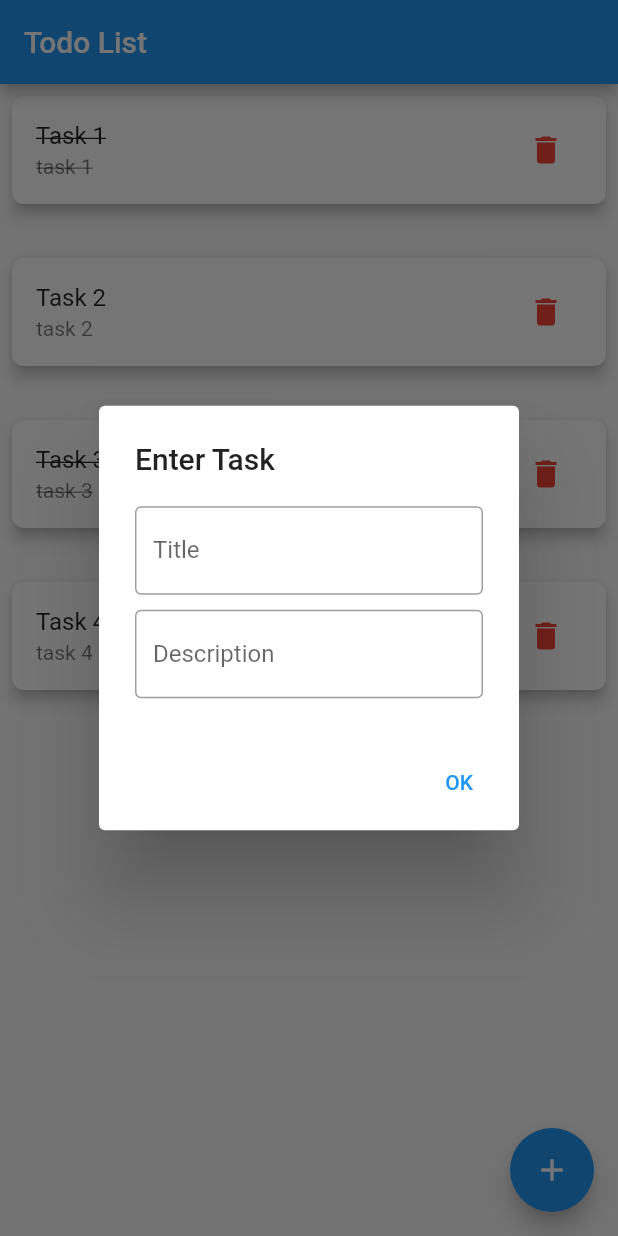
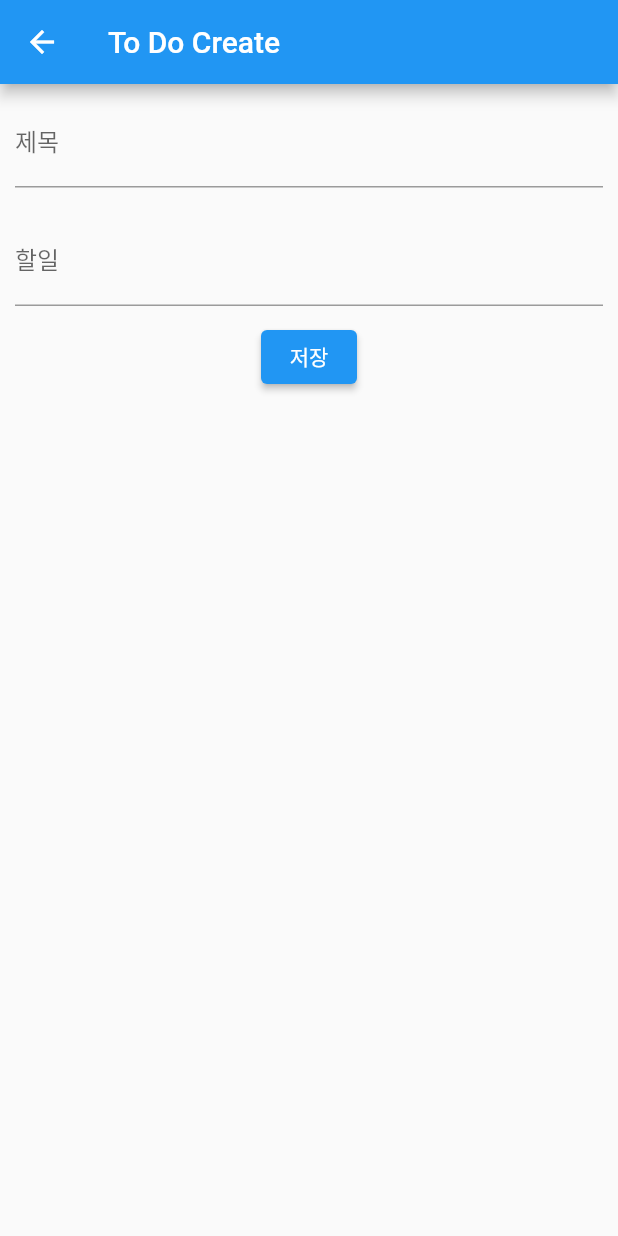
Before and after one commit to labyrinth30/flutter-todo-list, a Flutter app: the screen it shows after launch, after a tap on the "add" icon, on a phone screen of 412 x 824 dp. Run offline on Flutter 3.47's test engine with Material 2 defaults, Android fonts, the phone set to English and light mode, and no system bars; our stand-ins replace sqflite; accounts and stored records are empty.

Commit message:
sqflite 사용

```diff
--- /dev/null
+++ b/lib/Model/todo.dart
@@ -0,0 +1,31 @@
+class Todo {
+  //데이터 모델 정의
+  int? id;
+  String? title;
+  String? content;
+  int? hasFinished;
+
+  Todo({
+    this.id,
+    this.title,
+    this.content,
+    this.hasFinished,
+  });
+
+  Todo.fromMap(Map<String, dynamic> map) {
+    //Map을 객체로 만들어 주는 named constructor
+    id = map['id'];
+    title = map['title'];
+    content = map['content'];
+    hasFinished = map['hasFinished'];
+  }
+
+  Map<String, dynamic> toMap() {
+    return {
+      'id': id,
+      'title': title,
+      'content': content,
+      'hasFinished': hasFinished,
+    };
+  }
+}
--- /dev/null
+++ b/lib/Util/todo_sqlite_database_provider.dart
@@ -0,0 +1,61 @@
+// ignore_for_file: constant_identifier_names
+
+import '../Model/todo.dart';
+import 'package:sqflite/sqflite.dart';
+import 'package:path/path.dart';
+
+class TodoSQLiteDatabaseProvider {
+  static const String DATABASE_FILENAME = "todo_database.db";
+  static const String TODOS_TABLENAME = "todos";
+
+  static TodoSQLiteDatabaseProvider databaseProvider =
+      TodoSQLiteDatabaseProvider._();
+  static Database? _database; //데이터베이스 객체
+
+  TodoSQLiteDatabaseProvider._(); //생성자
+
+  static TodoSQLiteDatabaseProvider getDatabaseProvider() =>
+      databaseProvider; //databaseProvider 반환 함수
+
+  Future<Database> _getDatabase() async {
+    return _database ??=
+        await _initDatabase(); //null인 경우 _initDatabase()의 반환값을 _database에 저장하고 반환
+  }
+
+  Future<Database> _initDatabase() async {
+    //DB 초기화
+    return openDatabase(join(await getDatabasesPath(), DATABASE_FILENAME),
+        version: 1, onCreate: (db, version) {
+      return db.execute(
+          "CREATE TABLE $TODOS_TABLENAME(id INTEGER PRIMARY KEY, title TEXT, content TEXT, hasFinished INT)");
+    });
+  }
+
+  Future<void> insertTodo(Todo todo) async {
+    Database database = await _getDatabase();
+    database.insert(TODOS_TABLENAME, todo.toMap(),
+        conflictAlgorithm: ConflictAlgorithm.replace);
+  }
+
+  Future<List<Todo>> getTodos() async {
+    Database database = await _getDatabase();
+    var maps = await database.query(TODOS_TABLENAME);
+
+    List<Todo> todoList = List.empty(growable: true);
+    for (Map<String, dynamic> map in maps) {
+      todoList.add(Todo.fromMap(map)); //Map을 객체로 변환 후 todoList에 추가
+    }
+    return todoList;
+  }
+
+  Future<void> updateTodo(Todo todo) async {
+    Database database = await _getDatabase();
+    database.update(TODOS_TABLENAME, todo.toMap(),
+        where: 'id = ?', whereArgs: [todo.id]);
+  }
+
+  Future<void> deleteTodo(Todo todo) async {
+    Database database = await _getDatabase();
+    database.delete(TODOS_TABLENAME, where: 'id = ?', whereArgs: [todo.id]);
+  }
+}
--- a/lib/database/dao/todo_dao.dart
+++ /dev/null
@@ -1,24 +0,0 @@
-import 'dart:async';
-import 'package:todo_list/database/database.dart';
-import 'package:todo_list/model/todo_model.dart';
-
-class TodoDao {
-  final dbProvider = DatabaseProvider.provider;
-
-  Future<int> createTodo(Todo todo) async {
-    final db = await dbProvider.database;
-    final result = db.insert(todoTable, todo.toDatabaseJson());
-    return result;
-  }
-
-  Future<List<Todo>> getTodoList() async {
-    final db = await dbProvider.database;
-
-    List<Map<String, dynamic>> result = await db.query(todoTable);
-    List<Todo> todoList = result.isNotEmpty
-        ? result.map((item) => Todo.fromDatabaseJson(item)).toList()
-        : [];
-
-    return todoList;
-  }
-}
--- a/lib/main.dart
+++ b/lib/main.dart
@@ -1,8 +1,10 @@
 import 'package:flutter/material.dart';
-import 'package:todo_list/screen/main_screen.dart';
+import 'package:todo_list/Util/todo_sqlite_database_provider.dart';
+import 'package:todo_list/todo_create.dart';
+import 'package:todo_list/todo_finished.dart';
+import 'material_main.dart';
 
 void main() {
-  // 앱 실행을 시작하는 지점
   runApp(const MyApp());
 }
 
@@ -11,16 +13,20 @@ class MyApp extends StatelessWidget {
 
   @override
   Widget build(BuildContext context) {
-    return GestureDetector(
-      // 화면의 어떤 부분이든 터치하면 키보드가 숨겨짐
-      onTap: () {
-        FocusManager.instance.primaryFocus?.unfocus();
+    TodoSQLiteDatabaseProvider databaseProvider =
+        TodoSQLiteDatabaseProvider.getDatabaseProvider();
+    return MaterialApp(
+      title: 'Flutter Demo',
+      theme: ThemeData(
+        primarySwatch: Colors.blue,
+      ),
+      initialRoute: '/',
+      routes: {
+        '/': (context) => MaterialMain(
+            title: 'To Do List', databaseProvider: databaseProvider),
+        '/create': (context) => const TodoCreate(title: 'To Do Create'),
+        '/finished': (context) => const TodoFinished(title: 'To Do Finished'),
       },
-      // 앱의 루트 위젯으로 MaterialApp을 사용
-      child: const MaterialApp(
-        // 앱의 첫 화면을 MainScreen으로 설정
-        home: MainScreen(),
-      ),
     );
   }
 }
--- /dev/null
+++ b/lib/material_main.dart
@@ -0,0 +1,197 @@
+// ignore_for_file: avoid_unnecessary_containers
+
+import 'package:flutter/material.dart';
+import 'Model/todo.dart';
+import 'Util/todo_sqlite_database_provider.dart';
+
+class MaterialMain extends StatefulWidget {
+  const MaterialMain(
+      {super.key, required this.title, required this.databaseProvider});
+  final String title;
+  final TodoSQLiteDatabaseProvider databaseProvider;
+
+  @override
+  State<MaterialMain> createState() => _MaterialMain();
+}
+
+class _MaterialMain extends State<MaterialMain> {
+  Future<List<Todo>>? todoList;
+
+  @override
+  void initState() {
+    super.initState();
+    todoList = _getTodos();
+  }
+
+  @override
+  Widget build(BuildContext context) {
+    return Scaffold(
+      appBar: AppBar(
+        title: Text(widget.title),
+      ),
+      body: Container(
+        child: Center(
+            child: FutureBuilder(
+          future: todoList,
+          builder: (context, snapshot) {
+            if (snapshot.connectionState == ConnectionState.waiting) {
+              return const CircularProgressIndicator();
+            } else if (snapshot.connectionState == ConnectionState.done) {
+              if (snapshot.hasError) {
+                return Text("Error: ${snapshot.error}");
+              } else if (snapshot.hasData) {
+                return ListView.separated(
+                  itemCount:
+                      (snapshot.data as List<Todo>).length, //형 변환 후 length 사용
+                  separatorBuilder: (context, index) {
+                    return const Divider(
+                      height: 1,
+                      color: Colors.blueGrey,
+                    );
+                  },
+                  itemBuilder: (context, index) {
+                    Todo todo = (snapshot.data as List<Todo>)[index];
+                    return ListTile(
+                      title: Text(todo.title!,
+                          style: const TextStyle(fontSize: 16)),
+                      subtitle: Column(
+                        children: <Widget>[
+                          Text(todo.content!),
+                          Text(todo.hasFinished == 1 ? "완료" : "미완료"),
+                        ],
+                      ),
+                      onTap: () {
+                        _updateTodo(todo);
+                      },
+                      onLongPress: () {
+                        _deleteTodo(todo);
+                      },
+                    );
+                  },
+                );
+              } else {
+                return const Text("Empty data");
+              }
+            } else {
+              return Text("ConnectionState: ${snapshot.connectionState}");
+            }
+          },
+        )),
+      ),
+      floatingActionButton: FloatingActionButton(
+        child: const Icon(Icons.add),
+        onPressed: () {
+          _createTodo();
+        },
+      ),
+      floatingActionButtonLocation: FloatingActionButtonLocation.centerFloat,
+    );
+  }
+
+  Future<List<Todo>> _getTodos() {
+    return widget.databaseProvider.getTodos();
+  }
+
+  Future<void> _createTodo() async {
+    Todo todo =
+        await Navigator.of(context).pushNamed('/create') as Todo; //Todo로 다운캐스팅
+    widget.databaseProvider.insertTodo(todo);
+    setState(() {
+      todoList = _getTodos();
+    });
+  }
+
+  Future<void> _updateTodo(Todo todo) async {
+    TextEditingController tecContentController =
+        TextEditingController(text: todo.content);
+    bool isChecked = (todo.hasFinished == 1) ? true : false;
+
+    Todo res = await showDialog(
+        context: context,
+        builder: (context) {
+          return AlertDialog(
+            //상태는 바뀌지만 화면이 갱신되지 않음 (AlertDialog는 Stateless 위젯)
+            title: Text("${todo.id}: ${todo.title}"),
+            content: StatefulBuilder(
+              //StatefulBuilder를 이용하여 화면 갱신
+              builder: (context, setDialogState) {
+                return Container(
+                  child: Column(
+                    children: <Widget>[
+                      TextField(
+                        controller: tecContentController,
+                        decoration: const InputDecoration(
+                          labelText: "할일",
+                        ),
+                      ),
+                      CheckboxListTile(
+                        title: const Text("완료 여부"),
+                        value: isChecked,
+                        onChanged: (bool? value) {
+                          setDialogState(() {
+                            isChecked = value!;
+                          });
+                        },
+                      ),
+                    ],
+                  ),
+                );
+              },
+            ),
+            actions: <Widget>[
+              ElevatedButton(
+                child: const Text("수정"),
+                onPressed: () {
+                  todo.content = tecContentController.value.text;
+                  todo.hasFinished = isChecked ? 1 : 0;
+                  Navigator.of(context).pop(todo);
+                },
+              ),
+              ElevatedButton(
+                child: const Text("취소"),
+                onPressed: () {
+                  Navigator.of(context).pop(); //null을 반환
+                },
+              )
+            ],
+          );
+        });
+
+    widget.databaseProvider.updateTodo(res);
+    setState(() {
+      todoList = _getTodos();
+    });
+  }
+
+  Future<void> _deleteTodo(Todo todo) async {
+    var res = await showDialog(
+        context: context,
+        builder: (context) {
+          return AlertDialog(
+            title: Text("${todo.id}: ${todo.title}"),
+            content: const Text("삭제하시겠습니까?"),
+            actions: <Widget>[
+              ElevatedButton(
+                child: const Text("삭제"),
+                onPressed: () {
+                  Navigator.of(context).pop(true);
+                },
+              ),
+              ElevatedButton(
+                child: const Text("취소"),
+                onPressed: () {
+                  Navigator.of(context).pop(false);
+                },
+              )
+            ],
+          );
+        });
+
+    if (res) {
+      await widget.databaseProvider.deleteTodo(todo);
+      setState(() {
+        todoList = _getTodos();
+      });
+    }
+  }
+}
--- a/lib/model/todo_model.dart
+++ /dev/null
@@ -1,31 +0,0 @@
-class Todo {
-  // 할 일의 제목
-  String title;
-
-  // 할 일의 설명
-  String description;
-
-  // 할 일이 완료되었는지 여부
-  bool isCompleted;
-
-  // 생성자
-  Todo({
-    required this.title,
-    required this.description,
-    required this.isCompleted,
-  });
-
-  // 데이터베이스에서 데이터를 읽어 Todo 객체로 변환하는 팩토리 메서드
-  factory Todo.fromDatabaseJson(Map<String, dynamic> data) => Todo(
-        title: data['title'] as String,
-        description: data['description'] as String,
-        isCompleted: data['isCompleted'] == 1, // 1은 true, 0은 false로 가정합니다
-      );
-
-  // Todo 객체를 데이터베이스에 저장하기 위한 메서드
-  Map<String, dynamic> toDatabaseJson() => {
-        'title': title,
-        'description': description,
-        'isCompleted': isCompleted ? 1 : 0, // true면 1, false면 0으로 저장합니다
-      };
-}
--- a/lib/screen/main_screen.dart
+++ /dev/null
@@ -1,75 +0,0 @@
-import 'package:flutter/material.dart';
-import 'package:todo_list/model/todo_model.dart';
-import 'package:todo_list/widget/input_widget.dart';
-import 'package:todo_list/widget/list_widget.dart';
-
-class MainScreen extends StatefulWidget {
-  const MainScreen({super.key});
-
-  @override
-  State<MainScreen> createState() => _MainScreenState();
-}
-
-class _MainScreenState extends State<MainScreen> {
-  // 할 일 목록을 저장하는 리스트
-  List<Todo> todos = [
-    Todo(title: 'Task 1', description: 'task 1', isCompleted: true),
-    Todo(title: 'Task 2', description: 'task 2', isCompleted: false),
-    Todo(title: 'Task 3', description: 'task 3', isCompleted: true),
-    Todo(title: 'Task 4', description: 'task 4', isCompleted: false),
-  ];
-
-  // 할 일 삭제 함수
-  void removeTodo(int index) {
-    setState(() {
-      todos.removeAt(index);
-    });
-  }
-
-  // 할 일 추가 함수
-  void addTodo(String title, String description) {
-    setState(() {
-      todos.add(
-          Todo(title: title, description: description, isCompleted: false));
-    });
-  }
-
-  // 할 일 완료/미완료 토글 함수
-  void toggleIsCompleted(int index) {
-    setState(() {
-      todos[index].isCompleted = !todos[index].isCompleted;
-    });
-  }
-
-  // 할 일을 입력하는 다이얼로그를 띄우는 함수
-  Future<void> displayTextInputDialog(BuildContext context) async {
-    return showDialog<void>(
-      context: context,
-      builder: (BuildContext context) {
-        return InputDialogWidget(
-          onTaskAdded: (title, description) {
-            addTodo(title, description);
-          },
-        );
-      },
-    );
-  }
-
-  @override
-  Widget build(BuildContext context) {
-    return Scaffold(
-      appBar: AppBar(
-        title: const Text('Todo List'), // 앱 상단 바의 제목
-      ),
-      body: ListWidget(
-        todos: todos,
-        removeTodo: removeTodo,
-        toggleIsCompleted: toggleIsCompleted,
-      ),
-      floatingActionButton: FloatingActionButton(
-        onPressed: () => displayTextInputDialog(context), // 추가 버튼
-        child: const Icon(Icons.add), // '추가' 아이콘
-      ),
-    );
-  }
-}
--- /dev/null
+++ b/lib/todo_create.dart
@@ -0,0 +1,58 @@
+// ignore_for_file: avoid_unnecessary_containers
+
+import 'package:flutter/material.dart';
+import 'Model/todo.dart';
+
+class TodoCreate extends StatefulWidget {
+  const TodoCreate({super.key, required this.title});
+  final String title;
+
+  @override
+  State<TodoCreate> createState() => _TodoCreate();
+}
+
+class _TodoCreate extends State<TodoCreate> {
+  final TextEditingController _tecTitleController = TextEditingController();
+  final TextEditingController _tecContentController = TextEditingController();
+
+  @override
+  Widget build(BuildContext context) {
+    return Scaffold(
+      appBar: AppBar(
+        title: Text(widget.title),
+      ),
+      body: Container(
+          child: Center(
+              child: Column(children: <Widget>[
+        Padding(
+            padding: const EdgeInsets.all(10),
+            child: TextField(
+              controller: _tecTitleController,
+              decoration: const InputDecoration(
+                labelText: "제목",
+              ),
+            )),
+        Padding(
+          padding: const EdgeInsets.all(10),
+          child: TextField(
+            controller: _tecContentController,
+            decoration: const InputDecoration(
+              labelText: "할일",
+            ),
+          ),
+        ),
+        ElevatedButton(
+          child: const Text("저장"),
+          onPressed: () {
+            Todo todo = Todo(
+              title: _tecTitleController.value.text,
+              content: _tecContentController.value.text,
+              hasFinished: 0,
+            );
+            Navigator.of(context).pop(todo);
+          },
+        )
+      ]))),
+    );
+  }
+}
--- a/lib/widget/input_widget.dart
+++ /dev/null
@@ -1,59 +0,0 @@
-// ignore_for_file: library_private_types_in_public_api
-
-import 'package:flutter/material.dart';
-
-class InputDialogWidget extends StatefulWidget {
-  final Function(String, String) onTaskAdded; // 할 일 추가 콜백 함수
-
-  const InputDialogWidget({super.key, required this.onTaskAdded});
-
-  @override
-  _InputDialogWidgetState createState() => _InputDialogWidgetState();
-}
-
-class _InputDialogWidgetState extends State<InputDialogWidget> {
-  TextEditingController titleController = TextEditingController(); // 제목 입력 컨트롤러
-  TextEditingController descriptionController =
-      TextEditingController(); // 설명 입력 컨트롤러
-
-  @override
-  Widget build(BuildContext context) {
-    return AlertDialog(
-      title: const Text('Enter Task'), // 다이얼로그 제목
-      content: Column(
-        mainAxisSize: MainAxisSize.min,
-        children: [
-          TextField(
-            controller: titleController,
-            decoration: const InputDecoration(
-              hintText: 'Enter title...', // 제목 입력 힌트
-              border: OutlineInputBorder(), // 외곽선 스타일
-              labelText: 'Title', // 제목 레이블
-            ),
-          ),
-          const SizedBox(height: 10), // 필드 간 간격 조절
-          TextField(
-            controller: descriptionController,
-            decoration: const InputDecoration(
-              hintText: 'Enter description...', // 설명 입력 힌트
-              border: OutlineInputBorder(), // 외곽선 스타일
-              labelText: 'Description', // 설명 레이블
-            ),
-          ),
-        ],
-      ),
-      actions: <Widget>[
-        TextButton(
-          onPressed: () {
-            Navigator.of(context).pop(); // 다이얼로그 닫기
-            widget.onTaskAdded(
-              titleController.text, // 제목 전달
-              descriptionController.text, // 설명 전달
-            );
-          },
-          child: const Text('OK'), // 확인 버튼
-        ),
-      ],
-    );
-  }
-}
--- a/lib/widget/list_widget.dart
+++ /dev/null
@@ -1,68 +0,0 @@
-import 'package:flutter/material.dart';
-import 'package:todo_list/model/todo_model.dart';
-
-class ListWidget extends StatelessWidget {
-  final List<Todo> todos;
-  final Function(int) removeTodo;
-  final Function(int) toggleIsCompleted;
-
-  const ListWidget({
-    required this.todos,
-    required this.removeTodo,
-    required this.toggleIsCompleted,
-    Key? key,
-  }) : super(key: key);
-
-  @override
-  Widget build(BuildContext context) {
-    return ListView.separated(
-      separatorBuilder: (context, index) {
-        return const SizedBox(
-          height: 20, // 리스트 아이템 간의 간격
-        );
-      },
-      itemBuilder: (context, index) {
-        return Dismissible(
-          key: Key(DateTime.now().toString()), // 키는 card의 인덱스
-          direction: DismissDirection.endToStart, // 우측에서 왼쪽으로 스와이프
-          onDismissed: (direction) {
-            if (direction == DismissDirection.endToStart) {
-              removeTodo(index); // 우측에서 왼쪽으로 스와이프 시 삭제
-            }
-          },
-
-          child: Card(
-            elevation: 4,
-            margin: const EdgeInsets.all(8),
-            shape:
-                RoundedRectangleBorder(borderRadius: BorderRadius.circular(8)),
-            child: ListTile(
-              title: Text(
-                todos[index].title, // 할 일의 제목
-                style: TextStyle(
-                  decoration: todos[index].isCompleted
-                      ? TextDecoration.lineThrough // 완료된 항목에 줄 긋기
-                      : TextDecoration.none,
-                ),
-              ),
-              subtitle: Text(
-                todos[index].description, // 할 일의 설명
-                style: TextStyle(
-                  decoration: todos[index].isCompleted
-                      ? TextDecoration.lineThrough // 완료된 항목에 줄 긋기
-                      : TextDecoration.none,
-                ),
-              ),
-              trailing: IconButton(
-                icon: const Icon(Icons.delete, color: Colors.red), // 삭제 아이콘
-                onPressed: () => removeTodo(index),
-              ),
-              onTap: () => toggleIsCompleted(index), // 탭 시 완료 상태 변경
-            ),
-          ),
-        );
-      },
-      itemCount: todos.length, // 리스트 아이템 수
-    );
-  }
-}
```
Also changed, not shown: lib/database/database.dart (deleted, +0 -54 lines), lib/todo_finished.dart (added, +21 -0 lines).
